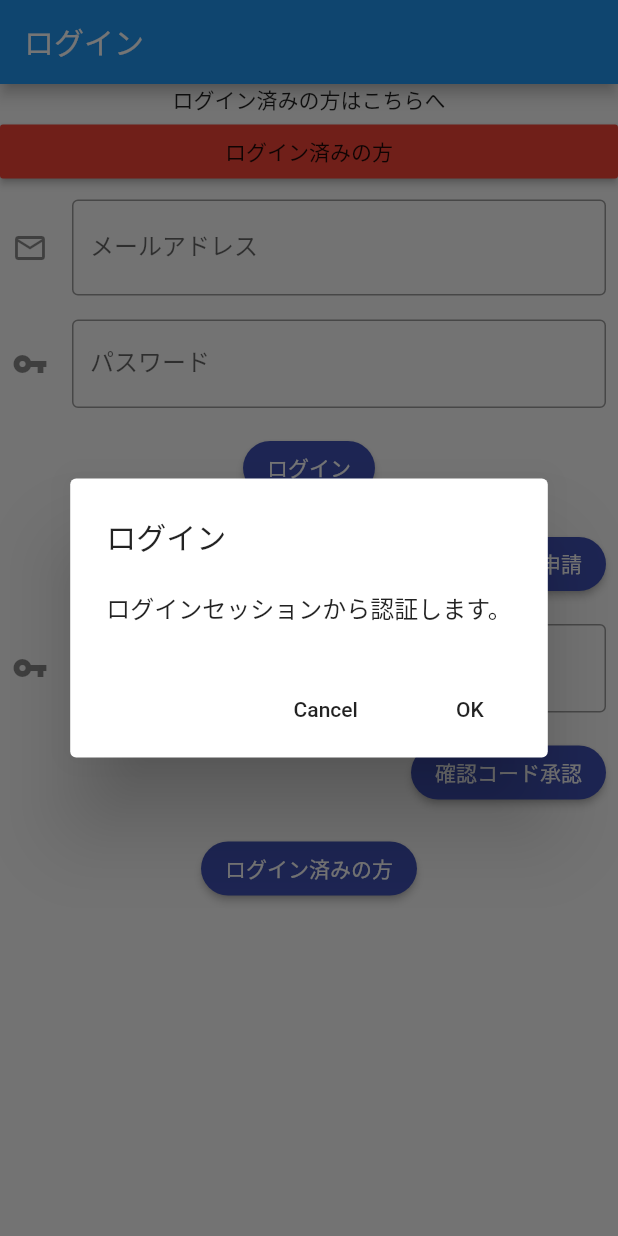
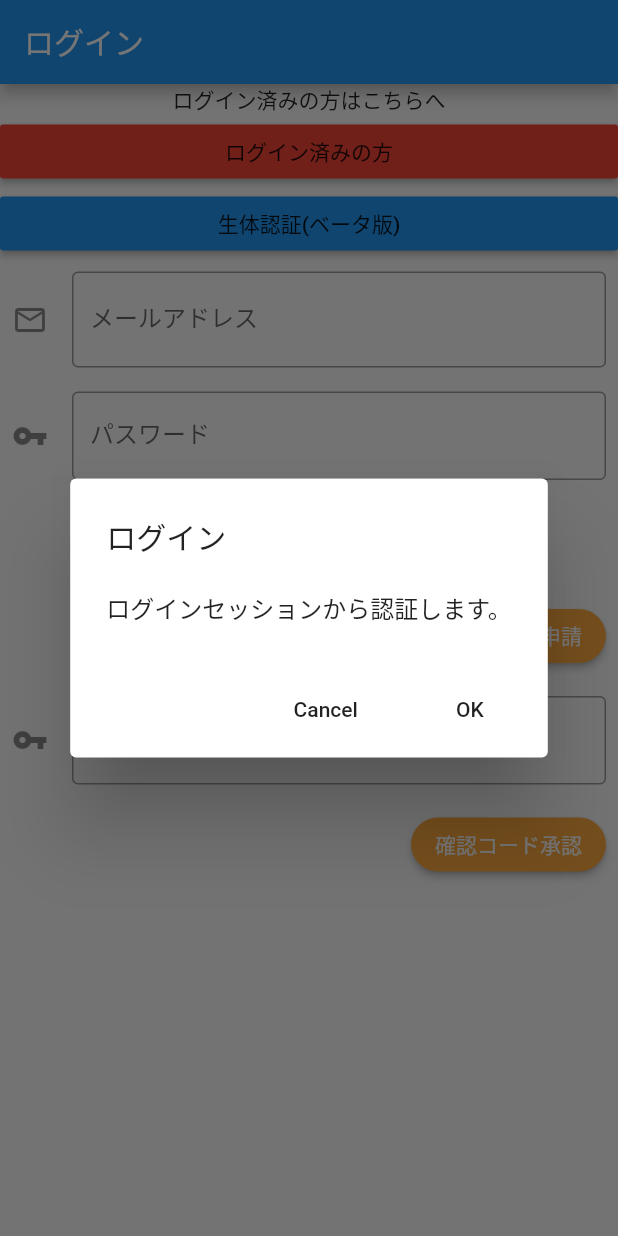
Before and after one commit to mchawks0121/Flutter_Amplify2, a Flutter app: the screen it shows after launch, after a tap on "ログイン済みの方", on a phone screen of 412 x 824 dp. Run offline on Flutter 3.47's test engine with Material 2 defaults, Android fonts, the phone set to English and light mode, and no system bars; our stand-ins replace local_auth, permission_handler, sqflite; missing offline and left inert: agora_rtc_engine, amplify_api, amplify_auth_cognito, amplify_flutter; accounts and stored records are empty; Roboto replaces fonts that are missing (NotoSansCJKJp, Raleway).

Commit message:
UIの改善

```diff
--- a/lib/Chat.dart
+++ b/lib/Chat.dart
@@ -35,6 +35,10 @@ class _MyChatState extends State<MyChat> {
   Widget build(BuildContext context) {
     _subscribe();
     return Scaffold(
+      appBar: AppBar(
+        title: Text("掲示板"),
+        automaticallyImplyLeading: false,
+      ),
       body: Column(
         children: [
       Expanded(
--- a/lib/main.dart
+++ b/lib/main.dart
@@ -2,8 +2,10 @@ import 'package:amplify_api/amplify_api.dart';
 import 'package:amplify_flutter/amplify.dart';
 import 'package:flutter/material.dart';
 import 'package:amplify_auth_cognito/amplify_auth_cognito.dart';
+import 'package:flutter/services.dart';
 import 'amplifyconfiguration.dart';
 import 'Tab.dart';
+import 'package:local_auth/local_auth.dart';
 
 void main() {
   runApp(App());
@@ -23,9 +25,10 @@ class App extends StatelessWidget {
         fontFamily: 'NotoSansCJKJp',
       ),
       home: Login(),
+      //Login(),
       routes: <String, WidgetBuilder> {
         '/login': (BuildContext context) => new Login(),
-        '/home': (BuildContext context) => new TabPage(),
+        '/tab': (BuildContext context) => new TabPage(),
       },
     );
   }
@@ -40,6 +43,9 @@ class _MyAppState extends State<Login> {
   final _mailAddressController = TextEditingController();
   final _passwordController = TextEditingController();
   final _verificationController = TextEditingController();
+  LocalAuthentication _localAuth = LocalAuthentication();
+  late bool state;
+  List<BiometricType>? _availableBiometrics;
 
   @override
   void initState() {
@@ -50,8 +56,8 @@ class _MyAppState extends State<Login> {
       Amplify.addPlugins([authPlugin]);
       Amplify.addPlugins([apiPlugin]);
       Amplify.configure(amplifyconfig);
-      _signing();
     });
+    checkUser();
   }
 
   @override
@@ -72,7 +78,8 @@ class _MyAppState extends State<Login> {
                 onPressed: () {
                   showDialog<String>(
                     context: context,
-                        builder: (BuildContext context) => AlertDialog(
+                    builder: (BuildContext context) =>
+                        AlertDialog(
                           title: const Text('ログイン'),
                           content: const Text(
                             'ログインセッションから認証します。',
@@ -100,6 +107,13 @@ class _MyAppState extends State<Login> {
                   });
                 },
                 child: const Text('ログイン済みの方'),
+              ),
+              RaisedButton(
+                color: Colors.blue,
+                onPressed: () {
+                  _authenticate();
+                },
+                child: const Text('生体認証(ベータ版)'),
               ),
               Padding(
                 padding: const EdgeInsets.all(8.0),
@@ -142,7 +156,7 @@ class _MyAppState extends State<Login> {
                 padding: const EdgeInsets.all(8.0),
                 child: RaisedButton(
                   child: Text('新規登録申請'),
-                      color: Colors.indigo,
+                  color: Colors.orangeAccent,
                   shape: StadiumBorder(),
                   textColor: Colors.white,
                   onPressed: () => _singUp(),
@@ -165,26 +179,46 @@ class _MyAppState extends State<Login> {
                 padding: const EdgeInsets.all(8.0),
                 child: RaisedButton(
                   child: Text('確認コード承認'),
-                      color: Colors.indigo,
+                  color: Colors.orangeAccent,
                   shape: StadiumBorder(),
                   textColor: Colors.white,
                   onPressed: () => _confirmSignUp(),
                 ),
               ),
-                  Container(
-                    alignment: Alignment.center,
-                    padding: const EdgeInsets.all(8.0),
-                    child: RaisedButton(
-                      child: Text('ログイン済みの方'),
-                      color: Colors.indigo,
-                      shape: StadiumBorder(),
-                      textColor: Colors.white,
-                      onPressed: () => _signing(),
-                    ),
-                  ),
             ]),
       ),
     );
+  }
+
+  Future<void> _getAvailableBiometricTypes() async {
+    List<BiometricType> availableBiometricTypes;
+    try {
+      availableBiometricTypes = await _localAuth.getAvailableBiometrics();
+    } on PlatformException catch (e) {
+      availableBiometricTypes = <BiometricType>[];
+    }
+    setState(() {
+      _availableBiometrics = availableBiometricTypes;
+    });
+  }
+
+  void _authenticate() async {
+    bool result = false;
+    _getAvailableBiometricTypes();
+    try {
+      if (_availableBiometrics!.contains(BiometricType.face)
+          || _availableBiometrics!.contains(BiometricType.fingerprint)) {
+        setState(() async {
+        result = await _localAuth.authenticateWithBiometrics(localizedReason: "認証してください");
+        });
+      }
+    } on PlatformException catch (e) {
+      print("生体認証結果: $e");
+    }
+    print("生体認証結果: $result");
+    if (result){
+      Navigator.pushReplacementNamed(context, "/tab");
+    };
   }
 
   void _singUp() async {
@@ -251,7 +285,27 @@ class _MyAppState extends State<Login> {
             ));
         // サインインしている場合の処理
       }
-      } on AuthException catch (authError) {
+    } on AuthException catch (authError) {}
+  }
+
+  void checkUser() async {
+    var session = await authSession;
+    var user;
+    var attributes = await Amplify.Auth.fetchUserAttributes();
+    for (var attribute in attributes) {
+      if (attribute.userAttributeKey== 'email') {
+        setState(() {
+          user = attribute.value;
+        });
+      }
+    }
+    print("currentuser: $user");
+    if (user != "") {
+      if (session.isSignedIn) {
+        Navigator.pushReplacementNamed(context, "/tab");
+      } else {
+        Navigator.pushReplacementNamed(context, "/login");
       }
     }
   }
+}
--- a/pubspec.yaml
+++ b/pubspec.yaml
@@ -46,6 +46,7 @@ dependencies:
   intl: ^0.17.0
   url_launcher: ^6.0.17
   sqflite: ^2.0.0+4 # sqlite
+  local_auth: #生体認証
 
 dev_dependencies:
   flutter_test:
```
Also changed, not shown: lib/Home.dart (+67 -1 lines), lib/Tab.dart (+4 -4 lines), lib/sqlite/sql_helper.dart (+9 -0 lines), lib/video/index.dart (+19 -5 lines), pubspec.lock, 3 other files. Lines whose indentation alone changed are shown as unchanged.
